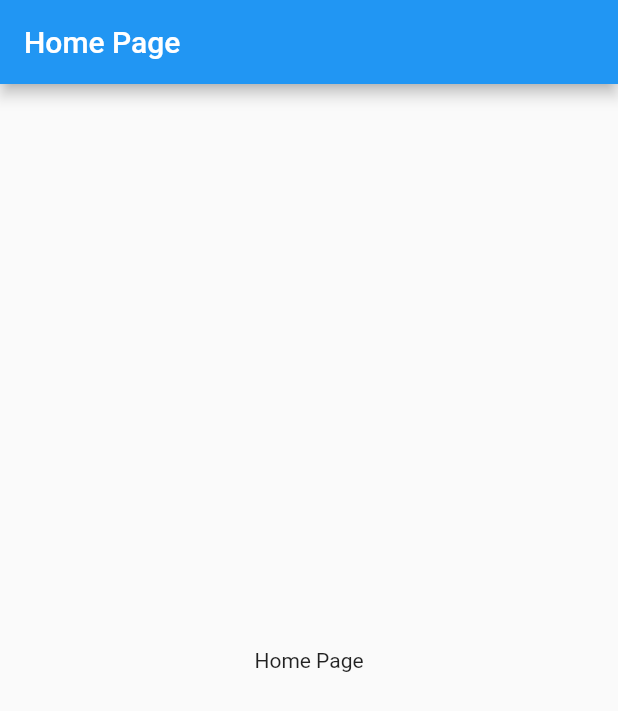
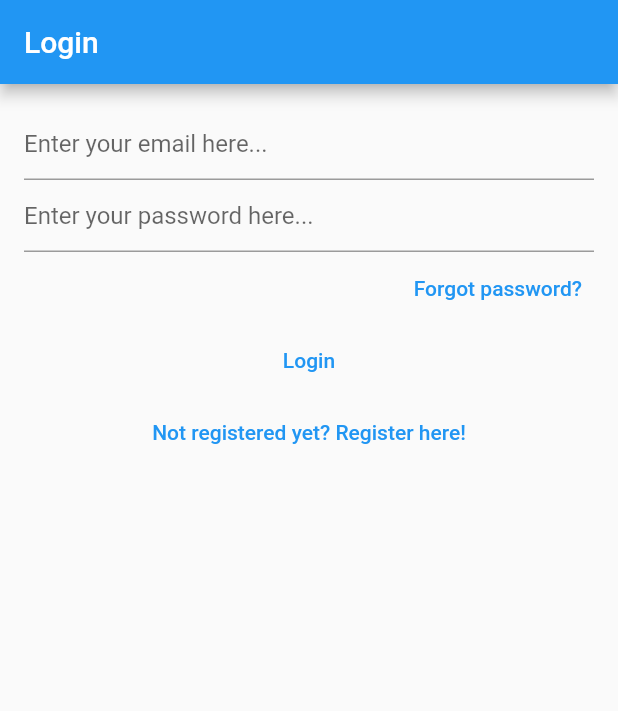
Before and after one commit to Manuelkpatsu/photo_gallery_app, a Flutter app: the screen it shows after launch, on a phone screen of 412 x 824 dp. Shown: the top 711 px of the screen. Run offline on Flutter 3.47's test engine with Material 2 defaults, Android fonts, the phone set to English and light mode, and no system bars; our stand-ins replace bloc, firebase_auth, firebase_core, firebase_storage, flutter_bloc, flutter_hooks and 1 more; accounts and stored records are empty; generated files the repository leaves out were written again.

Commit message:
Implement views

```diff
--- a/lib/bloc/app_state.dart
+++ b/lib/bloc/app_state.dart
@@ -7,8 +7,17 @@ import 'package:photo_gallery_app/auth/auth_error.dart';
 abstract class AppState {
   final bool isLoading;
   final AuthError? authError;
+  final bool isSnackBar;
+  final String? snackBarTitle;
+  final String? snackBarDescription;
 
-  const AppState({required this.isLoading, this.authError});
+  const AppState({
+    required this.isLoading,
+    this.authError,
+    required this.isSnackBar,
+    this.snackBarTitle,
+    this.snackBarDescription,
+  });
 }
 
 @immutable
@@ -21,7 +30,16 @@ class AppStateLoggedIn extends AppState {
     required this.user,
     required this.images,
     AuthError? authError,
-  }) : super(isLoading: isLoading, authError: authError);
+    required bool isSnackBar,
+    String? snackBarTitle,
+    String? snackBarDescription,
+  }) : super(
+          isLoading: isLoading,
+          authError: authError,
+          isSnackBar: isSnackBar,
+          snackBarTitle: snackBarTitle,
+          snackBarDescription: snackBarDescription,
+        );
 
   @override
   bool operator ==(other) {
@@ -47,7 +65,16 @@ class AppStateLoggedOut extends AppState {
   const AppStateLoggedOut({
     required bool isLoading,
     AuthError? authError,
-  }) : super(isLoading: isLoading, authError: authError);
+    required bool isSnackBar,
+    String? snackBarTitle,
+    String? snackBarDescription,
+  }) : super(
+          isLoading: isLoading,
+          authError: authError,
+          isSnackBar: isSnackBar,
+          snackBarTitle: snackBarTitle,
+          snackBarDescription: snackBarDescription,
+        );
 
   @override
   String toString() =>
@@ -59,7 +86,16 @@ class AppStateIsInRegistrationView extends AppState {
   const AppStateIsInRegistrationView({
     required bool isLoading,
     AuthError? authError,
-  }) : super(isLoading: isLoading, authError: authError);
+    required bool isSnackBar,
+    String? snackBarTitle,
+    String? snackBarDescription,
+  }) : super(
+          isLoading: isLoading,
+          authError: authError,
+          isSnackBar: isSnackBar,
+          snackBarTitle: snackBarTitle,
+          snackBarDescription: snackBarDescription,
+        );
 
   @override
   String toString() =>
@@ -71,7 +107,16 @@ class AppStateIsInForgotPasswordView extends AppState {
   const AppStateIsInForgotPasswordView({
     required bool isLoading,
     AuthError? authError,
-  }) : super(isLoading: isLoading, authError: authError);
+    required bool isSnackBar,
+    String? snackBarTitle,
+    String? snackBarDescription,
+  }) : super(
+          isLoading: isLoading,
+          authError: authError,
+          isSnackBar: isSnackBar,
+          snackBarTitle: snackBarTitle,
+          snackBarDescription: snackBarDescription,
+        );
 
   @override
   String toString() =>
--- a/lib/extensions/if_debugging.dart
+++ /dev/null
@@ -1,5 +0,0 @@
-import 'package:flutter/foundation.dart' show kDebugMode;
-
-extension IfDebugging on String {
-  String? get ifDebugging => kDebugMode ? this : null;
-}
--- a/lib/main.dart
+++ b/lib/main.dart
@@ -1,41 +1,12 @@
 import 'package:flutter/material.dart';
 import 'package:firebase_core/firebase_core.dart';
 import 'package:photo_gallery_app/firebase_options.dart';
+import 'package:photo_gallery_app/views/app.dart';
 
 void main() async {
   WidgetsFlutterBinding.ensureInitialized();
   await Firebase.initializeApp(
     options: DefaultFirebaseOptions.currentPlatform,
   );
-  runApp(const MyApp());
+  runApp(const App());
 }
-
-class MyApp extends StatelessWidget {
-  const MyApp({Key? key}) : super(key: key);
-
-  @override
-  Widget build(BuildContext context) {
-    return MaterialApp(
-      debugShowCheckedModeBanner: false,
-      title: 'Flutter Demo',
-      theme: ThemeData(
-        primarySwatch: Colors.blue,
-      ),
-      home: const MyHomePage(),
-    );
-  }
-}
-
-class MyHomePage extends StatelessWidget {
-  const MyHomePage({Key? key}) : super(key: key);
-
-  @override
-  Widget build(BuildContext context) {
-    return Scaffold(
-      appBar: AppBar(
-        title: const Text('Home Page'),
-      ),
-      body: const Center(child: Text('Home Page')),
-    );
-  }
-}
--- /dev/null
+++ b/lib/views/app.dart
@@ -0,0 +1,74 @@
+import 'package:flutter/material.dart';
+import 'package:flutter_bloc/flutter_bloc.dart';
+import 'package:photo_gallery_app/bloc/app_bloc.dart';
+import 'package:photo_gallery_app/bloc/app_event.dart';
+import 'package:photo_gallery_app/bloc/app_state.dart';
+import 'package:photo_gallery_app/bloc/snack_bars/info_snack_bar.dart';
+import 'package:photo_gallery_app/dialogs/show_auth_error_dialog.dart';
+import 'package:photo_gallery_app/loading/loading_screen.dart';
+import 'package:photo_gallery_app/views/forgot_password_view.dart';
+import 'package:photo_gallery_app/views/login_view.dart';
+import 'package:photo_gallery_app/views/photo_gallery_view.dart';
+import 'package:photo_gallery_app/views/register_view.dart';
+
+class App extends StatelessWidget {
+  const App({Key? key}) : super(key: key);
+
+  @override
+  Widget build(BuildContext context) {
+    return BlocProvider<AppBloc>(
+      create: (_) => AppBloc()..add(const AppEventInitialize()),
+      child: MaterialApp(
+        debugShowCheckedModeBanner: false,
+        title: 'Photo Gallery',
+        theme: ThemeData(
+          primarySwatch: Colors.blue,
+        ),
+        home: BlocConsumer<AppBloc, AppState>(
+          listener: (context, appState) {
+            if (appState.isLoading) {
+              LoadingScreen.instance().show(
+                context: context,
+                text: 'Loading..,',
+              );
+            } else {
+              LoadingScreen.instance().hide();
+            }
+
+            final authError = appState.authError;
+            if (authError != null) {
+              showAuthErrorDialog(
+                authError: authError,
+                context: context,
+              );
+            }
+
+            final isSnackBar = appState.isSnackBar;
+            if (isSnackBar) {
+              showInfoSnackBar(
+                context: context,
+                title: appState.snackBarTitle!,
+                description: appState.snackBarDescription!,
+              );
+            }
+          },
+          builder: (context, appState) {
+            if (appState is AppStateLoggedOut) {
+              return const LoginView();
+            } else if (appState is AppStateLoggedIn) {
+              return const PhotoGalleryView();
+            } else if (appState is AppStateIsInRegistrationView) {
+              return const RegisterView();
+            } else if (appState is AppStateIsInForgotPasswordView) {
+              return const ForgotPasswordView();
+            } else {
+              return const Scaffold(
+                body: Center(child: Text('No view')),
+              );
+            }
+          },
+        ),
+      ),
+    );
+  }
+}
--- /dev/null
+++ b/lib/views/login_view.dart
@@ -0,0 +1,75 @@
+import 'package:flutter/material.dart';
+import 'package:flutter_hooks/flutter_hooks.dart';
+import 'package:photo_gallery_app/bloc/app_bloc.dart';
+import 'package:photo_gallery_app/bloc/app_event.dart';
+import 'package:flutter_bloc/flutter_bloc.dart';
+
+class LoginView extends HookWidget {
+  const LoginView({Key? key}) : super(key: key);
+
+  @override
+  Widget build(BuildContext context) {
+    final emailController = useTextEditingController();
+    final passwordController = useTextEditingController();
+
+    return Scaffold(
+      appBar: AppBar(title: const Text('Login')),
+      body: SingleChildScrollView(
+        padding: const EdgeInsets.all(16),
+        child: Column(
+          children: [
+            TextField(
+              controller: emailController,
+              decoration: const InputDecoration(
+                hintText: 'Enter your email here...',
+              ),
+              keyboardType: TextInputType.emailAddress,
+              keyboardAppearance: Brightness.dark,
+            ),
+            TextField(
+              controller: passwordController,
+              decoration: const InputDecoration(
+                hintText: 'Enter your password here...',
+              ),
+              keyboardAppearance: Brightness.dark,
+              obscureText: true,
+              obscuringCharacter: '◉',
+            ),
+            Align(
+              alignment: Alignment.centerRight,
+              child: TextButton(
+                onPressed: () {
+                  context.read<AppBloc>().add(
+                        const AppEventGoToForgotPassword(),
+                      );
+                },
+                child: const Text('Forgot password?'),
+              ),
+            ),
+            TextButton(
+              onPressed: () {
+                final email = emailController.text.trim();
+                final password = passwordController.text.trim();
+                context.read<AppBloc>().add(
+                      AppEventLogin(
+                        email: email,
+                        password: password,
+                      ),
+                    );
+              },
+              child: const Text('Login'),
+            ),
+            TextButton(
+              onPressed: () {
+                context.read<AppBloc>().add(
+                      const AppEventGoToRegisteration(),
+                    );
+              },
+              child: const Text('Not registered yet? Register here!'),
+            ),
+          ],
+        ),
+      ),
+    );
+  }
+}
```
Also changed, not shown: lib/bloc/app_bloc.dart (+111 -16 lines), lib/bloc/snack_bars/info_snack_bar.dart (added, +28 -0 lines), lib/views/forgot_password_view.dart (added, +50 -0 lines), lib/views/main_pop_up_menu_button.dart (added, +48 -0 lines), lib/views/photo_gallery_view.dart (added, +56 -0 lines), lib/views/register_view.dart (added, +64 -0 lines), lib/views/storage_image_view.dart (added, +34 -0 lines), 4 other files.
